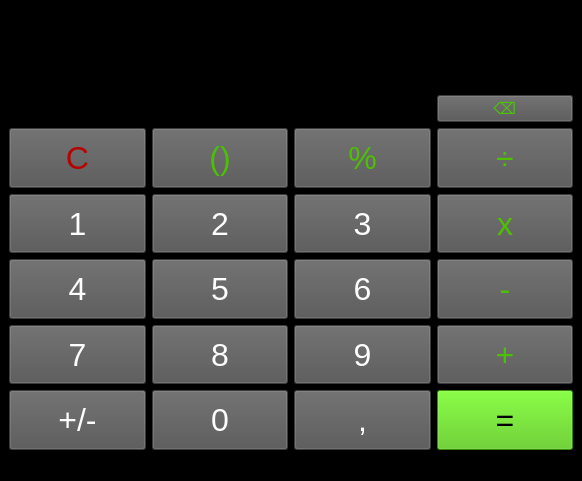
Above: src/calculator.ui from Bartiam/SimpleQtCalculator before the change. Below: the same form after it.
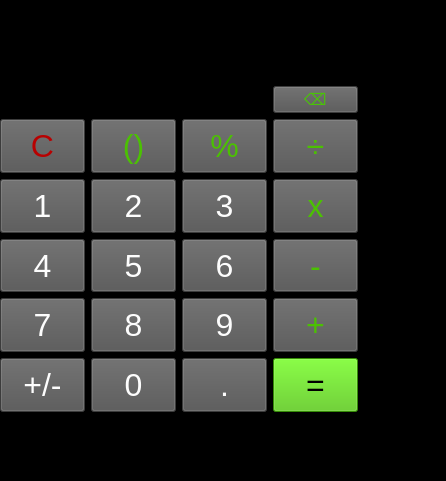
That is the form after the change.

```diff
--- a/src/calculator.ui
+++ b/src/calculator.ui
@@ -6,7 +6,7 @@
    <rect>
     <x>0</x>
     <y>0</y>
-    <width>582</width>
+    <width>446</width>
     <height>481</height>
    </rect>
   </property>
@@ -20,8 +20,15 @@
    <property name="styleSheet">
     <string notr="true"/>
    </property>
-   <layout class="QGridLayout" name="gridLayout_2">
-    <item row="0" column="0">
+   <widget class="QWidget" name="layoutWidget">
+    <property name="geometry">
+     <rect>
+      <x>0</x>
+      <y>0</y>
+      <width>358</width>
+      <height>412</height>
+     </rect>
+    </property>
      <layout class="QVBoxLayout" name="verticalLayout">
       <item>
        <widget class="QLineEdit" name="lineEdit">
@@ -78,7 +85,7 @@
 color: rgb(253, 253, 253)</string>
           </property>
           <property name="text">
-           <string>,</string>
+          <string>.</string>
           </property>
          </widget>
         </item>
@@ -538,8 +545,7 @@
        </layout>
       </item>
      </layout>
-    </item>
-   </layout>
+   </widget>
   </widget>
   <widget class="QMenuBar" name="menubar">
    <property name="geometry">
```
Left out of the diff: 194 changed lines with no effect on the pictures. Lines whose indentation alone changed are shown as unchanged.
